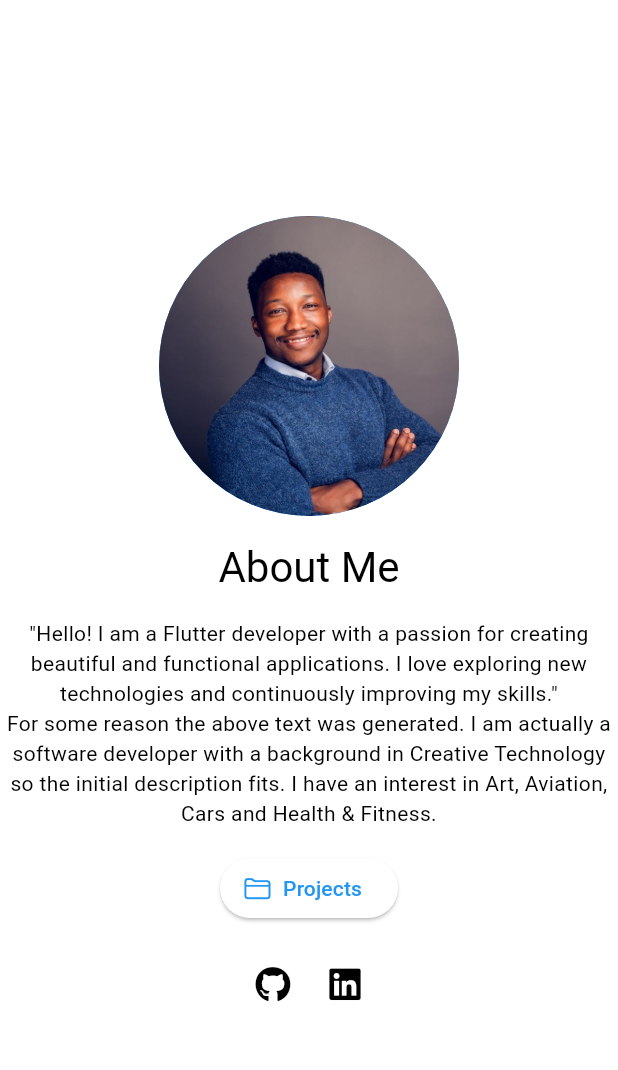
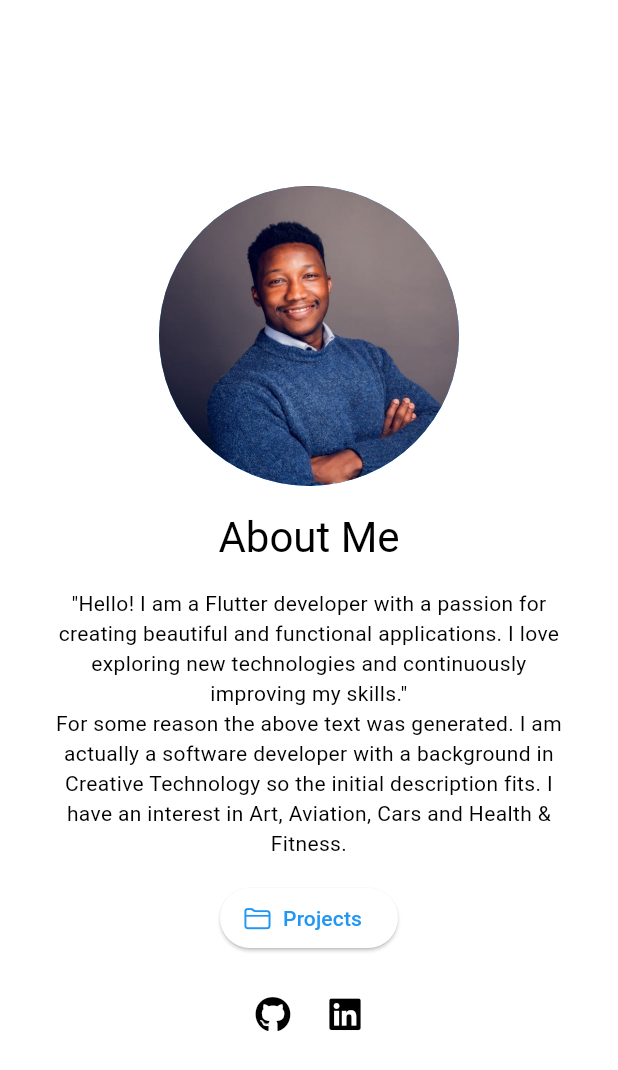
Before and after one commit to DanielDicksonDillimono/portfoliosite, a Flutter app: the screen it shows after launch, on a phone screen of 412 x 824 dp. Shown: the top 1070 px of the screen. Run offline on Flutter 3.47's test engine with Material 3 defaults, Android fonts, the phone set to English and light mode, and no system bars; our stand-ins replace font_awesome_flutter, go_router.

```diff
--- a/lib/main.dart
+++ b/lib/main.dart
@@ -1,8 +1,11 @@
 import 'package:flutter/material.dart';
 import 'package:portfoliosite/navigation/router.dart';
 import 'package:portfoliosite/ui/core/localization/applocalization.dart';
+import 'package:flutter_web_plugins/url_strategy.dart';
 
 void main() {
+  usePathUrlStrategy();
+  WidgetsFlutterBinding.ensureInitialized();
   runApp(const MyApp());
 }
 
--- a/lib/navigation/routes.dart
+++ b/lib/navigation/routes.dart
@@ -2,4 +2,5 @@ abstract class Routes {
   static const String home = '/';
   static const String profile = '/contact';
   static const String projects = '/projects';
+  static const String privacyPolicies = '/PrivacyPolicies';
 }
--- a/lib/ui/core/themes/dimens.dart
+++ b/lib/ui/core/themes/dimens.dart
@@ -27,6 +27,11 @@ abstract final class Dimens {
     horizontal: Dimens.of(context).paddingScreenHorizontal,
     vertical: Dimens.of(context).paddingScreenVertical,
   );
+
+  static double projectCardWidth(BuildContext context) =>
+      MediaQuery.of(context).size.width * 0.8;
+  static double projectCardHeight(BuildContext context) =>
+      MediaQuery.of(context).size.height * 0.6;
 
   factory Dimens.of(BuildContext context) {
     switch (MediaQuery.of(context).size.width) {
--- a/lib/ui/home/widgets/home_page.dart
+++ b/lib/ui/home/widgets/home_page.dart
@@ -18,7 +18,9 @@ class _HomePageState extends State<HomePage> {
   @override
   Widget build(BuildContext context) {
     return Scaffold(
-      body: Center(
+      body: Container(
+        padding: Dimens.paddingScreen(context),
+        child: Center(
           child: Column(
             mainAxisAlignment: MainAxisAlignment.center,
             children: [
@@ -27,7 +29,10 @@ class _HomePageState extends State<HomePage> {
                 backgroundImage: AssetImage('assets/images/profile.jpg'),
               ),
               SizedBox(height: Dimens.of(context).paddingScreenVertical),
-            Text('About Me', style: Theme.of(context).textTheme.headlineMedium),
+              Text(
+                'About Me',
+                style: Theme.of(context).textTheme.headlineMedium,
+              ),
               SizedBox(height: Dimens.of(context).paddingScreenVertical),
               Text(
                 Applocalization.of(context).bio,
@@ -68,6 +73,7 @@ class _HomePageState extends State<HomePage> {
             ],
           ),
         ),
+      ),
     );
   }
 }
```
Also changed, not shown: lib/ui/projects/models/projects_page_viewmodel.dart (+8 -0 lines), lib/ui/projects/widgets/project_cards.dart (+13 -2 lines), lib/ui/projects/widgets/projects_page.dart (+43 -14 lines), pubspec.yaml (+8 -1 lines), 1 other file. Lines whose indentation alone changed are shown as unchanged.
